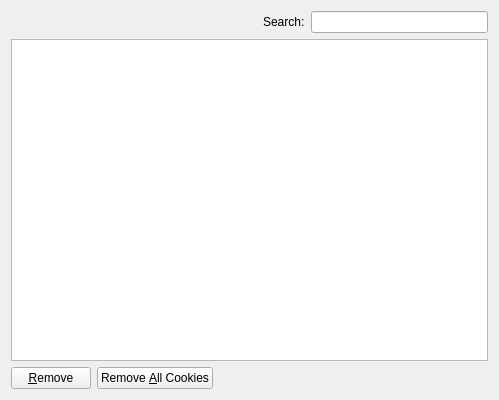
This is src/cookies.ui in KDE/rekonq as Qt 5 draws it before an edit. The edited form follows.
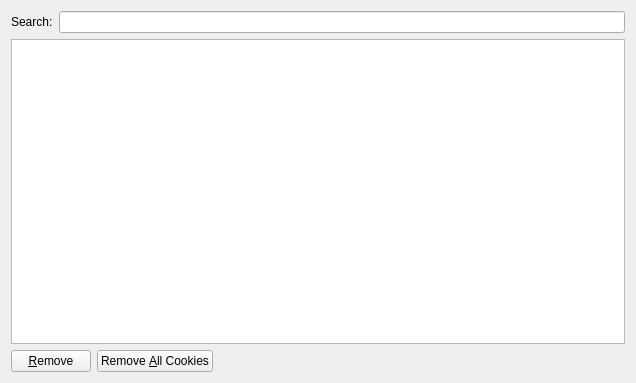
This is the edited form. Custom widgets are drawn as their Qt base class.

```diff
--- a/src/cookies.ui
+++ b/src/cookies.ui
@@ -6,8 +6,8 @@
    <rect>
     <x>0</x>
     <y>0</y>
-    <width>499</width>
-    <height>400</height>
+    <width>636</width>
+    <height>383</height>
    </rect>
   </property>
   <property name="windowTitle">
@@ -16,22 +16,6 @@
   <layout class="QVBoxLayout" name="verticalLayout">
    <item>
     <layout class="QHBoxLayout" name="horizontalLayout">
-     <item>
-      <spacer>
-       <property name="orientation">
-        <enum>Qt::Horizontal</enum>
-       </property>
-       <property name="sizeType">
-        <enum>QSizePolicy::Minimum</enum>
-       </property>
-       <property name="sizeHint" stdset="0">
-        <size>
-         <width>252</width>
-         <height>20</height>
-        </size>
-       </property>
-      </spacer>
-     </item>
      <item>
       <widget class="QLabel" name="label">
        <property name="sizePolicy">
```
